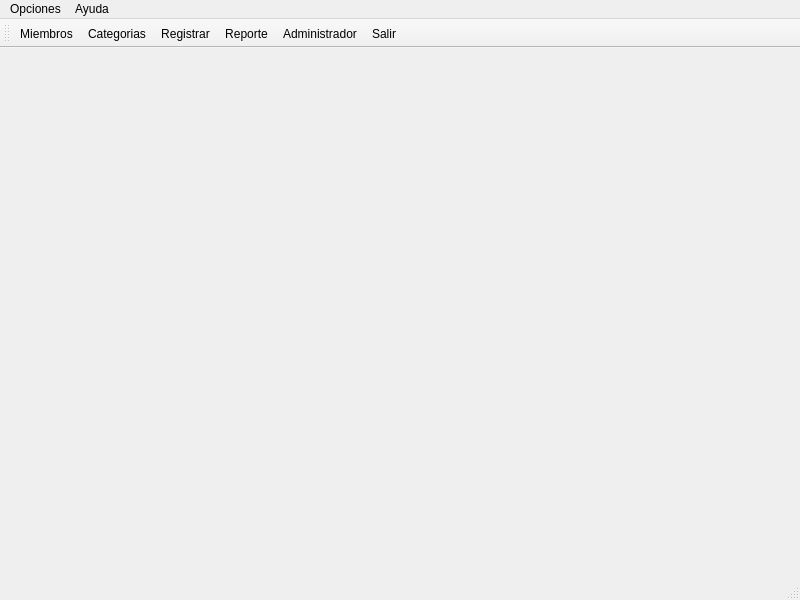
The window that principal.ui (HailNicole/App_Finanzas) describes before a commit, drawn with Qt 5.
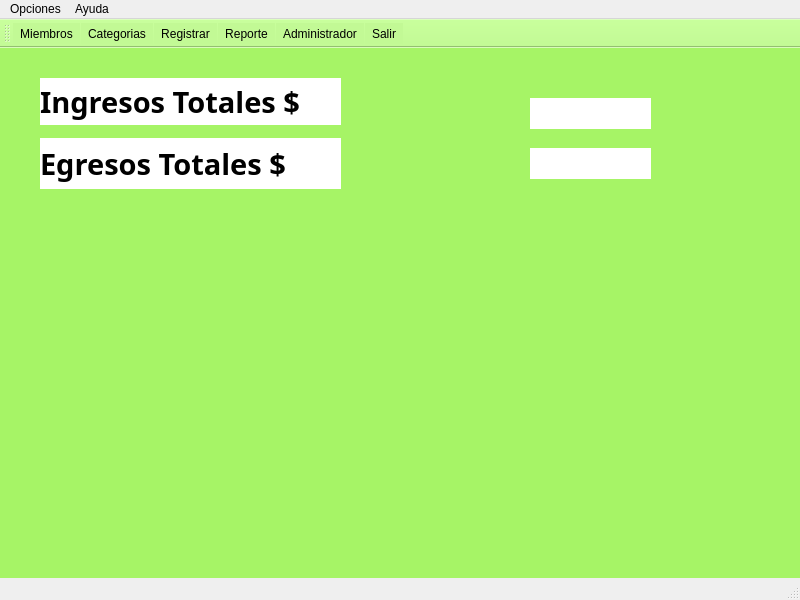
The same window after the commit. Icons and pictures are not drawn.

What changed in the file:
```diff
--- a/principal.ui
+++ b/principal.ui
@@ -17,7 +17,98 @@
    <iconset resource="recursos.qrc">
     <normaloff>:/imagen/recursos/safe home.png</normaloff>:/imagen/recursos/safe home.png</iconset>
   </property>
-  <widget class="QWidget" name="centralwidget"/>
+  <property name="styleSheet">
+   <string notr="true">#centralwidget{
+border-image: url(:/imagen/recursos/14731364_rm222batch5-kul-06.jpg);}</string>
+  </property>
+  <widget class="QWidget" name="centralwidget">
+   <property name="styleSheet">
+    <string notr="true">background-color: rgb(78, 230, 62);
+background-color: rgb(166, 244, 102);</string>
+   </property>
+   <widget class="QLabel" name="label_2">
+    <property name="geometry">
+     <rect>
+      <x>40</x>
+      <y>90</y>
+      <width>301</width>
+      <height>51</height>
+     </rect>
+    </property>
+    <property name="font">
+     <font>
+      <family>Arial Black</family>
+      <pointsize>22</pointsize>
+      <bold>true</bold>
+     </font>
+    </property>
+    <property name="styleSheet">
+     <string notr="true">background-color: rgb(213, 255, 248);
+background-color: rgb(255, 255, 255);</string>
+    </property>
+    <property name="text">
+     <string>Egresos Totales $</string>
+    </property>
+   </widget>
+   <widget class="QLabel" name="label">
+    <property name="geometry">
+     <rect>
+      <x>40</x>
+      <y>30</y>
+      <width>301</width>
+      <height>47</height>
+     </rect>
+    </property>
+    <property name="font">
+     <font>
+      <family>Arial Black</family>
+      <pointsize>22</pointsize>
+      <bold>true</bold>
+     </font>
+    </property>
+    <property name="styleSheet">
+     <string notr="true">background-color: rgb(213, 255, 248);
+background-color: rgb(255, 255, 255);</string>
+    </property>
+    <property name="text">
+     <string>Ingresos Totales $</string>
+    </property>
+   </widget>
+   <widget class="QLabel" name="in_tti">
+    <property name="geometry">
+     <rect>
+      <x>530</x>
+      <y>50</y>
+      <width>121</width>
+      <height>31</height>
+     </rect>
+    </property>
+    <property name="styleSheet">
+     <string notr="true">background-color: rgb(213, 255, 248);
+background-color: rgb(255, 255, 255);</string>
+    </property>
+    <property name="text">
+     <string/>
+    </property>
+   </widget>
+   <widget class="QLabel" name="in_tte">
+    <property name="geometry">
+     <rect>
+      <x>530</x>
+      <y>100</y>
+      <width>121</width>
+      <height>31</height>
+     </rect>
+    </property>
+    <property name="styleSheet">
+     <string notr="true">background-color: rgb(213, 255, 248);
+background-color: rgb(255, 255, 255);</string>
+    </property>
+    <property name="text">
+     <string/>
+    </property>
+   </widget>
+  </widget>
   <widget class="QMenuBar" name="menubar">
    <property name="geometry">
     <rect>
@@ -56,6 +147,10 @@
    <property name="windowTitle">
     <string>toolBar</string>
    </property>
+   <property name="styleSheet">
+    <string notr="true">background-color: rgb(166, 244, 102);
+background-color: rgb(194, 249, 149);</string>
+   </property>
    <attribute name="toolBarArea">
     <enum>TopToolBarArea</enum>
    </attribute>
```
